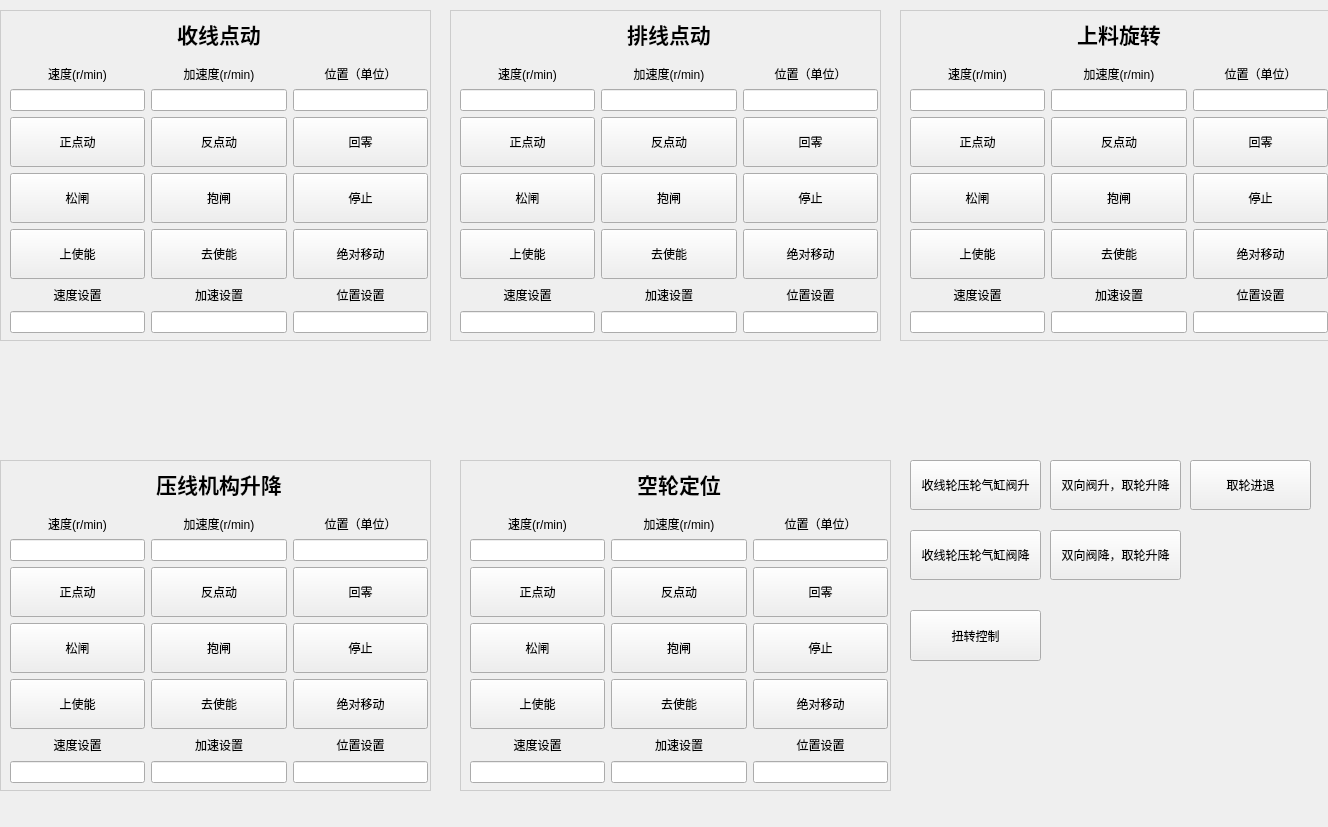
First picture: the form in ui/blanking/blanking.ui, repository 1634609456/qt, before the edit.
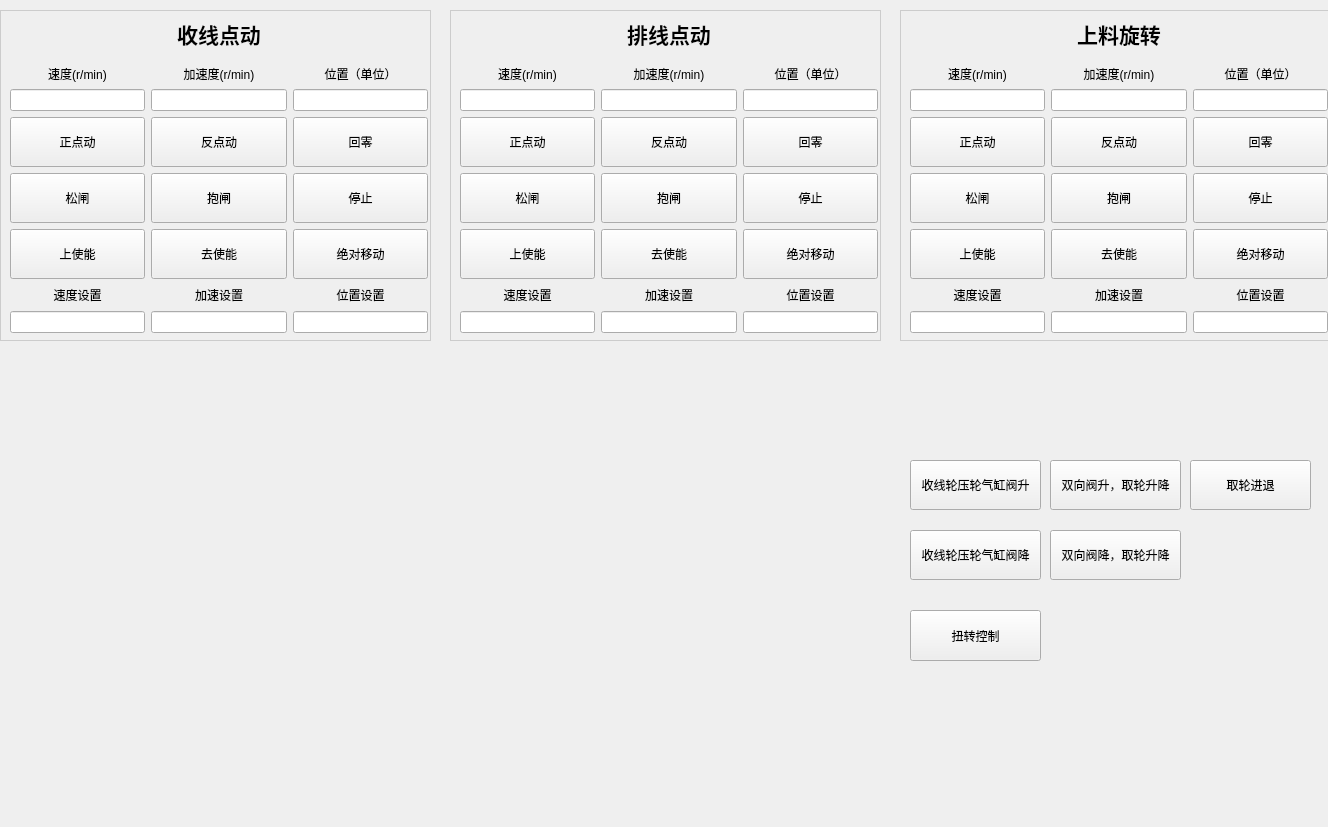
Second picture: the form after the edit.

Commit message: 修改气阀升降和取轮

The edit to the form file:
```diff
--- a/ui/blanking/blanking.ui
+++ b/ui/blanking/blanking.ui
@@ -1006,668 +1006,6 @@
     </layout>
    </widget>
   </widget>
-  <widget class="QWidget" name="widget_4" native="true">
-   <property name="geometry">
-    <rect>
-     <x>0</x>
-     <y>460</y>
-     <width>431</width>
-     <height>331</height>
-    </rect>
-   </property>
-   <property name="styleSheet">
-    <string notr="true">#widget_4{
- border: 1px solid #ccc;
-}</string>
-   </property>
-   <widget class="QWidget" name="layoutWidget_12">
-    <property name="geometry">
-     <rect>
-      <x>10</x>
-      <y>0</y>
-      <width>418</width>
-      <height>323</height>
-     </rect>
-    </property>
-    <layout class="QVBoxLayout" name="verticalLayout_89">
-     <item>
-      <widget class="QLabel" name="label_78">
-       <property name="font">
-        <font>
-         <pointsize>16</pointsize>
-         <bold>true</bold>
-        </font>
-       </property>
-       <property name="text">
-        <string>压线机构升降</string>
-       </property>
-       <property name="alignment">
-        <set>Qt::AlignmentFlag::AlignCenter</set>
-       </property>
-      </widget>
-     </item>
-     <item>
-      <layout class="QHBoxLayout" name="horizontalLayout_56">
-       <item>
-        <layout class="QVBoxLayout" name="verticalLayout_90">
-         <property name="leftMargin">
-          <number>0</number>
-         </property>
-         <item>
-          <widget class="QLabel" name="label_79">
-           <property name="text">
-            <string>速度(r/min)</string>
-           </property>
-           <property name="alignment">
-            <set>Qt::AlignmentFlag::AlignCenter</set>
-           </property>
-          </widget>
-         </item>
-         <item>
-          <widget class="QLineEdit" name="lineEdit_68">
-           <property name="text">
-            <string/>
-           </property>
-           <property name="readOnly">
-            <bool>true</bool>
-           </property>
-          </widget>
-         </item>
-        </layout>
-       </item>
-       <item>
-        <layout class="QVBoxLayout" name="verticalLayout_91">
-         <item>
-          <widget class="QLabel" name="label_80">
-           <property name="text">
-            <string>加速度(r/min)</string>
-           </property>
-           <property name="alignment">
-            <set>Qt::AlignmentFlag::AlignCenter</set>
-           </property>
-          </widget>
-         </item>
-         <item>
-          <widget class="QLineEdit" name="lineEdit_69">
-           <property name="text">
-            <string/>
-           </property>
-           <property name="readOnly">
-            <bool>true</bool>
-           </property>
-          </widget>
-         </item>
-        </layout>
-       </item>
-       <item>
-        <layout class="QVBoxLayout" name="verticalLayout_92">
-         <item>
-          <widget class="QLabel" name="label_81">
-           <property name="text">
-            <string>位置（单位）</string>
-           </property>
-           <property name="alignment">
-            <set>Qt::AlignmentFlag::AlignCenter</set>
-           </property>
-          </widget>
-         </item>
-         <item>
-          <widget class="QLineEdit" name="lineEdit_70">
-           <property name="text">
-            <string/>
-           </property>
-           <property name="readOnly">
-            <bool>true</bool>
-           </property>
-          </widget>
-         </item>
-        </layout>
-       </item>
-      </layout>
-     </item>
-     <item>
-      <layout class="QVBoxLayout" name="verticalLayout_93">
-       <item>
-        <layout class="QHBoxLayout" name="horizontalLayout_57">
-         <item>
-          <widget class="QPushButton" name="pushButton_100">
-           <property name="minimumSize">
-            <size>
-             <width>50</width>
-             <height>50</height>
-            </size>
-           </property>
-           <property name="text">
-            <string>正点动</string>
-           </property>
-          </widget>
-         </item>
-         <item>
-          <widget class="QPushButton" name="pushButton_101">
-           <property name="minimumSize">
-            <size>
-             <width>50</width>
-             <height>50</height>
-            </size>
-           </property>
-           <property name="text">
-            <string>反点动</string>
-           </property>
-          </widget>
-         </item>
-         <item>
-          <widget class="QPushButton" name="pushButton_102">
-           <property name="minimumSize">
-            <size>
-             <width>50</width>
-             <height>50</height>
-            </size>
-           </property>
-           <property name="text">
-            <string>回零</string>
-           </property>
-          </widget>
-         </item>
-        </layout>
-       </item>
-       <item>
-        <layout class="QHBoxLayout" name="horizontalLayout_58">
-         <item>
-          <widget class="QPushButton" name="pushButton_103">
-           <property name="minimumSize">
-            <size>
-             <width>50</width>
-             <height>50</height>
-            </size>
-           </property>
-           <property name="text">
-            <string>松闸</string>
-           </property>
-          </widget>
-         </item>
-         <item>
-          <widget class="QPushButton" name="pushButton_104">
-           <property name="minimumSize">
-            <size>
-             <width>50</width>
-             <height>50</height>
-            </size>
-           </property>
-           <property name="text">
-            <string>抱闸</string>
-           </property>
-          </widget>
-         </item>
-         <item>
-          <widget class="QPushButton" name="pushButton_105">
-           <property name="minimumSize">
-            <size>
-             <width>50</width>
-             <height>50</height>
-            </size>
-           </property>
-           <property name="text">
-            <string>停止</string>
-           </property>
-          </widget>
-         </item>
-        </layout>
-       </item>
-       <item>
-        <layout class="QHBoxLayout" name="horizontalLayout_59">
-         <item>
-          <widget class="QPushButton" name="pushButton_106">
-           <property name="minimumSize">
-            <size>
-             <width>50</width>
-             <height>50</height>
-            </size>
-           </property>
-           <property name="text">
-            <string>上使能</string>
-           </property>
-          </widget>
-         </item>
-         <item>
-          <widget class="QPushButton" name="pushButton_107">
-           <property name="minimumSize">
-            <size>
-             <width>50</width>
-             <height>50</height>
-            </size>
-           </property>
-           <property name="text">
-            <string>去使能</string>
-           </property>
-          </widget>
-         </item>
-         <item>
-          <widget class="QPushButton" name="pushButton_108">
-           <property name="minimumSize">
-            <size>
-             <width>50</width>
-             <height>50</height>
-            </size>
-           </property>
-           <property name="text">
-            <string>绝对移动</string>
-           </property>
-          </widget>
-         </item>
-        </layout>
-       </item>
-      </layout>
-     </item>
-     <item>
-      <layout class="QHBoxLayout" name="horizontalLayout_60">
-       <item>
-        <layout class="QVBoxLayout" name="verticalLayout_94">
-         <item>
-          <widget class="QLabel" name="label_82">
-           <property name="text">
-            <string>速度设置</string>
-           </property>
-           <property name="alignment">
-            <set>Qt::AlignmentFlag::AlignCenter</set>
-           </property>
-          </widget>
-         </item>
-         <item>
-          <widget class="QLineEdit" name="lineEdit_71">
-           <property name="text">
-            <string/>
-           </property>
-           <property name="alignment">
-            <set>Qt::AlignmentFlag::AlignCenter</set>
-           </property>
-          </widget>
-         </item>
-        </layout>
-       </item>
-       <item>
-        <layout class="QVBoxLayout" name="verticalLayout_95">
-         <item>
-          <widget class="QLabel" name="label_83">
-           <property name="text">
-            <string>加速设置</string>
-           </property>
-           <property name="alignment">
-            <set>Qt::AlignmentFlag::AlignCenter</set>
-           </property>
-          </widget>
-         </item>
-         <item>
-          <widget class="QLineEdit" name="lineEdit_72">
-           <property name="text">
-            <string/>
-           </property>
-           <property name="alignment">
-            <set>Qt::AlignmentFlag::AlignCenter</set>
-           </property>
-          </widget>
-         </item>
-        </layout>
-       </item>
-       <item>
-        <layout class="QVBoxLayout" name="verticalLayout_96">
-         <item>
-          <widget class="QLabel" name="label_84">
-           <property name="text">
-            <string>位置设置</string>
-           </property>
-           <property name="alignment">
-            <set>Qt::AlignmentFlag::AlignCenter</set>
-           </property>
-          </widget>
-         </item>
-         <item>
-          <widget class="QLineEdit" name="lineEdit_73">
-           <property name="text">
-            <string/>
-           </property>
-           <property name="alignment">
-            <set>Qt::AlignmentFlag::AlignCenter</set>
-           </property>
-          </widget>
-         </item>
-        </layout>
-       </item>
-      </layout>
-     </item>
-    </layout>
-   </widget>
-  </widget>
-  <widget class="QWidget" name="widget_5" native="true">
-   <property name="geometry">
-    <rect>
-     <x>460</x>
-     <y>460</y>
-     <width>431</width>
-     <height>331</height>
-    </rect>
-   </property>
-   <property name="styleSheet">
-    <string notr="true">#widget_5{
- border: 1px solid #ccc;
-}</string>
-   </property>
-   <widget class="QWidget" name="layoutWidget_13">
-    <property name="geometry">
-     <rect>
-      <x>10</x>
-      <y>0</y>
-      <width>418</width>
-      <height>323</height>
-     </rect>
-    </property>
-    <layout class="QVBoxLayout" name="verticalLayout_97">
-     <item>
-      <widget class="QLabel" name="label_85">
-       <property name="font">
-        <font>
-         <pointsize>16</pointsize>
-         <bold>true</bold>
-        </font>
-       </property>
-       <property name="text">
-        <string>空轮定位</string>
-       </property>
-       <property name="alignment">
-        <set>Qt::AlignmentFlag::AlignCenter</set>
-       </property>
-      </widget>
-     </item>
-     <item>
-      <layout class="QHBoxLayout" name="horizontalLayout_61">
-       <item>
-        <layout class="QVBoxLayout" name="verticalLayout_98">
-         <property name="leftMargin">
-          <number>0</number>
-         </property>
-         <item>
-          <widget class="QLabel" name="label_86">
-           <property name="text">
-            <string>速度(r/min)</string>
-           </property>
-           <property name="alignment">
-            <set>Qt::AlignmentFlag::AlignCenter</set>
-           </property>
-          </widget>
-         </item>
-         <item>
-          <widget class="QLineEdit" name="lineEdit_74">
-           <property name="text">
-            <string/>
-           </property>
-           <property name="readOnly">
-            <bool>true</bool>
-           </property>
-          </widget>
-         </item>
-        </layout>
-       </item>
-       <item>
-        <layout class="QVBoxLayout" name="verticalLayout_99">
-         <item>
-          <widget class="QLabel" name="label_87">
-           <property name="text">
-            <string>加速度(r/min)</string>
-           </property>
-           <property name="alignment">
-            <set>Qt::AlignmentFlag::AlignCenter</set>
-           </property>
-          </widget>
-         </item>
-         <item>
-          <widget class="QLineEdit" name="lineEdit_75">
-           <property name="text">
-            <string/>
-           </property>
-           <property name="readOnly">
-            <bool>true</bool>
-           </property>
-          </widget>
-         </item>
-        </layout>
-       </item>
-       <item>
-        <layout class="QVBoxLayout" name="verticalLayout_100">
-         <item>
-          <widget class="QLabel" name="label_88">
-           <property name="text">
-            <string>位置（单位）</string>
-           </property>
-           <property name="alignment">
-            <set>Qt::AlignmentFlag::AlignCenter</set>
-           </property>
-          </widget>
-         </item>
-         <item>
-          <widget class="QLineEdit" name="lineEdit_76">
-           <property name="text">
-            <string/>
-           </property>
-           <property name="readOnly">
-            <bool>true</bool>
-           </property>
-          </widget>
-         </item>
-        </layout>
-       </item>
-      </layout>
-     </item>
-     <item>
-      <layout class="QVBoxLayout" name="verticalLayout_101">
-       <item>
-        <layout class="QHBoxLayout" name="horizontalLayout_62">
-         <item>
-          <widget class="QPushButton" name="pushButton_109">
-           <property name="minimumSize">
-            <size>
-             <width>50</width>
-             <height>50</height>
-            </size>
-           </property>
-           <property name="text">
-            <string>正点动</string>
-           </property>
-          </widget>
-         </item>
-         <item>
-          <widget class="QPushButton" name="pushButton_110">
-           <property name="minimumSize">
-            <size>
-             <width>50</width>
-             <height>50</height>
-            </size>
-           </property>
-           <property name="text">
-            <string>反点动</string>
-           </property>
-          </widget>
-         </item>
-         <item>
-          <widget class="QPushButton" name="pushButton_111">
-           <property name="minimumSize">
-            <size>
-             <width>50</width>
-             <height>50</height>
-            </size>
-           </property>
-           <property name="text">
-            <string>回零</string>
-           </property>
-          </widget>
-         </item>
-        </layout>
-       </item>
-       <item>
-        <layout class="QHBoxLayout" name="horizontalLayout_63">
-         <item>
-          <widget class="QPushButton" name="pushButton_112">
-           <property name="minimumSize">
-            <size>
-             <width>50</width>
-             <height>50</height>
-            </size>
-           </property>
-           <property name="text">
-            <string>松闸</string>
-           </property>
-          </widget>
-         </item>
-         <item>
-          <widget class="QPushButton" name="pushButton_113">
-           <property name="minimumSize">
-            <size>
-             <width>50</width>
-             <height>50</height>
-            </size>
-           </property>
-           <property name="text">
-            <string>抱闸</string>
-           </property>
-          </widget>
-         </item>
-         <item>
-          <widget class="QPushButton" name="pushButton_114">
-           <property name="minimumSize">
-            <size>
-             <width>50</width>
-             <height>50</height>
-            </size>
-           </property>
-           <property name="text">
-            <string>停止</string>
-           </property>
-          </widget>
-         </item>
-        </layout>
-       </item>
-       <item>
-        <layout class="QHBoxLayout" name="horizontalLayout_64">
-         <item>
-          <widget class="QPushButton" name="pushButton_115">
-           <property name="minimumSize">
-            <size>
-             <width>50</width>
-             <height>50</height>
-            </size>
-           </property>
-           <property name="text">
-            <string>上使能</string>
-           </property>
-          </widget>
-         </item>
-         <item>
-          <widget class="QPushButton" name="pushButton_116">
-           <property name="minimumSize">
-            <size>
-             <width>50</width>
-             <height>50</height>
-            </size>
-           </property>
-           <property name="text">
-            <string>去使能</string>
-           </property>
-          </widget>
-         </item>
-         <item>
-          <widget class="QPushButton" name="pushButton_117">
-           <property name="minimumSize">
-            <size>
-             <width>50</width>
-             <height>50</height>
-            </size>
-           </property>
-           <property name="text">
-            <string>绝对移动</string>
-           </property>
-          </widget>
-         </item>
-        </layout>
-       </item>
-      </layout>
-     </item>
-     <item>
-      <layout class="QHBoxLayout" name="horizontalLayout_65">
-       <item>
-        <layout class="QVBoxLayout" name="verticalLayout_102">
-         <item>
-          <widget class="QLabel" name="label_89">
-           <property name="text">
-            <string>速度设置</string>
-           </property>
-           <property name="alignment">
-            <set>Qt::AlignmentFlag::AlignCenter</set>
-           </property>
-          </widget>
-         </item>
-         <item>
-          <widget class="QLineEdit" name="lineEdit_77">
-           <property name="text">
-            <string/>
-           </property>
-           <property name="alignment">
-            <set>Qt::AlignmentFlag::AlignCenter</set>
-           </property>
-          </widget>
-         </item>
-        </layout>
-       </item>
-       <item>
-        <layout class="QVBoxLayout" name="verticalLayout_103">
-         <item>
-          <widget class="QLabel" name="label_90">
-           <property name="text">
-            <string>加速设置</string>
-           </property>
-           <property name="alignment">
-            <set>Qt::AlignmentFlag::AlignCenter</set>
-           </property>
-          </widget>
-         </item>
-         <item>
-          <widget class="QLineEdit" name="lineEdit_78">
-           <property name="text">
-            <string/>
-           </property>
-           <property name="alignment">
-            <set>Qt::AlignmentFlag::AlignCenter</set>
-           </property>
-          </widget>
-         </item>
-        </layout>
-       </item>
-       <item>
-        <layout class="QVBoxLayout" name="verticalLayout_104">
-         <item>
-          <widget class="QLabel" name="label_91">
-           <property name="text">
-            <string>位置设置</string>
-           </property>
-           <property name="alignment">
-            <set>Qt::AlignmentFlag::AlignCenter</set>
-           </property>
-          </widget>
-         </item>
-         <item>
-          <widget class="QLineEdit" name="lineEdit_79">
-           <property name="text">
-            <string/>
-           </property>
-           <property name="alignment">
-            <set>Qt::AlignmentFlag::AlignCenter</set>
-           </property>
-          </widget>
-         </item>
-        </layout>
-       </item>
-      </layout>
-     </item>
-    </layout>
-   </widget>
-  </widget>
   <widget class="QPushButton" name="pushButton_28">
    <property name="geometry">
     <rect>
```
The commit also changes 3 other files.
